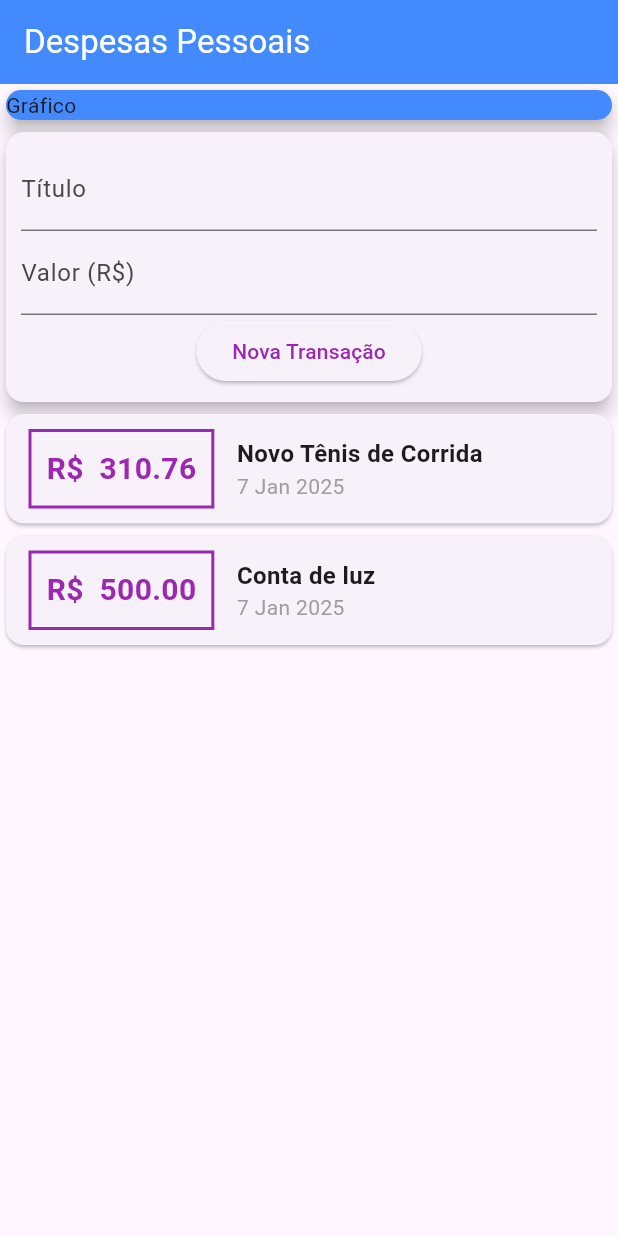
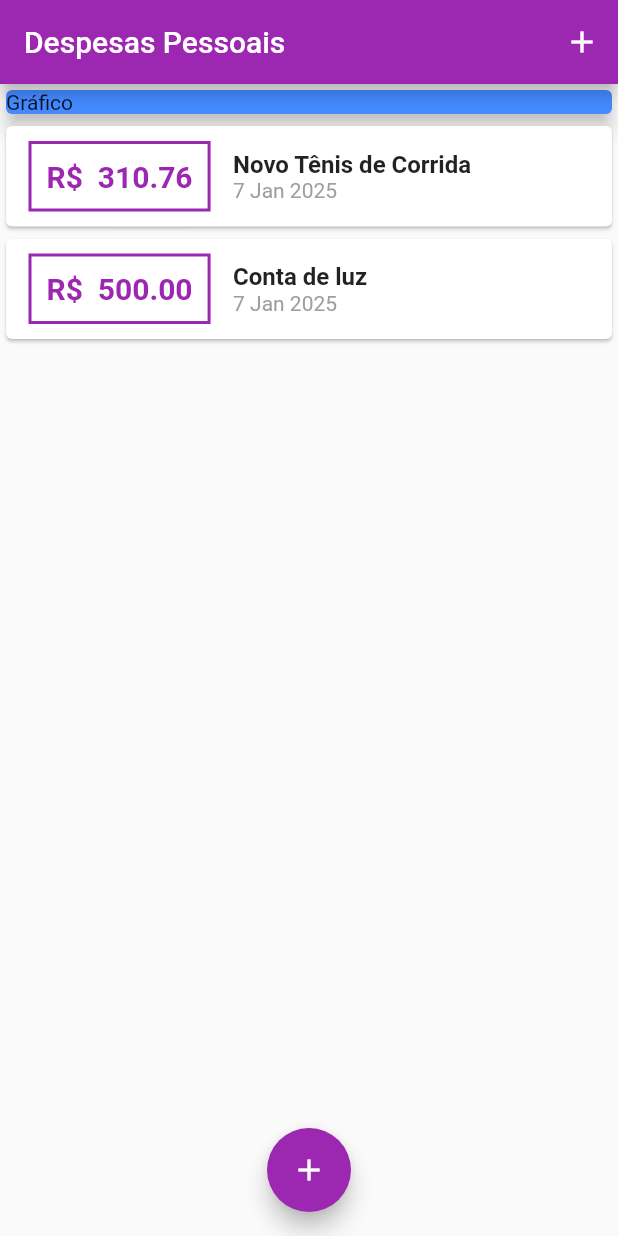
Before and after one commit to Brunolira123/app-despesas-flutter, a Flutter app: the screen it shows after launch, on a phone screen of 412 x 824 dp. Run offline on Flutter 3.47's test engine with Material 3 defaults, Android fonts, the phone set to English and light mode, and no system bars.

Commit message:
refactor from user_transaction and implemented action from modal

```diff
--- a/lib/components/transaction_list.dart
+++ b/lib/components/transaction_list.dart
@@ -25,7 +25,7 @@ class TransactionList extends StatelessWidget {
                   ),
                   decoration: BoxDecoration(
                     border: Border.all(
-                      color: Colors.purple,
+                      color: Theme.of(context).primaryColor,
                       width: 2,
                     ),
                   ),
@@ -34,7 +34,7 @@ class TransactionList extends StatelessWidget {
                       style: TextStyle(
                         fontWeight: FontWeight.bold,
                         fontSize: 20,
-                        color: Colors.purple,
+                        color: Theme.of(context).primaryColor,
                       )),
                 ),
                 Column(
--- a/lib/components/transaction_user.dart
+++ /dev/null
@@ -1,50 +0,0 @@
-import 'dart:math';
-
-import 'package:expenses/components/transaction_form.dart';
-import 'package:expenses/components/transaction_list.dart';
-import 'package:expenses/models/transaction.dart';
-import 'package:flutter/material.dart';
-
-class TransactionUser extends StatefulWidget {
-  @override
-  State<TransactionUser> createState() => _TransactionUserState();
-}
-
-class _TransactionUserState extends State<TransactionUser> {
-  final _transactions = [
-    Transaction(
-      id: 't1',
-      title: 'Novo Tênis de Corrida',
-      amount: 310.76,
-      date: DateTime.now(),
-    ),
-    Transaction(
-      id: 't2',
-      title: 'Conta de luz',
-      amount: 500.00,
-      date: DateTime.now(),
-    )
-  ];
-
-  _addTransaction(String title, double value) {
-    final newTransaction = Transaction(
-        id: Random().nextDouble().toString(),
-        title: title,
-        amount: value,
-        date: DateTime.now());
-
-    setState(() {
-      _transactions.add(newTransaction);
-    });
-  }
-
-  @override
-  Widget build(BuildContext context) {
-    return Column(
-      children: <Widget>[
-        TransactionForm(_addTransaction),
-        TransactionList(_transactions),
-      ],
-    );
-  }
-}
--- a/lib/main.dart
+++ b/lib/main.dart
@@ -1,4 +1,8 @@
-import 'package:expenses/components/transaction_user.dart';
+import 'dart:math';
+
+import 'package:expenses/components/transaction_form.dart';
+import 'package:expenses/components/transaction_list.dart';
+import 'package:expenses/models/transaction.dart';
 import 'package:flutter/material.dart';
 
 main() => runApp(ExpensesApp());
@@ -6,17 +10,80 @@ main() => runApp(ExpensesApp());
 class ExpensesApp extends StatelessWidget {
   @override
   Widget build(BuildContext context) {
-    return MaterialApp(home: MyHomePage());
+    return MaterialApp(
+      home: MyHomePage(),
+      theme: ThemeData(
+        useMaterial3: false,
+        appBarTheme: AppBarTheme(
+          backgroundColor: Colors.purple,
+          foregroundColor: Colors.white,
+        ),
+        colorScheme: ColorScheme.fromSeed(
+            seedColor: const Color.fromARGB(255, 55, 1, 65),
+            primary: Colors.purple,
+            secondary: Colors.purple),
+        primarySwatch: Colors.purple,
+      ),
+    );
   }
 }
 
-class MyHomePage extends StatelessWidget {
+class MyHomePage extends StatefulWidget {
+  @override
+  State<MyHomePage> createState() => _MyHomePageState();
+}
+
+class _MyHomePageState extends State<MyHomePage> {
+  final _transactions = [
+    Transaction(
+      id: 't1',
+      title: 'Novo Tênis de Corrida',
+      amount: 310.76,
+      date: DateTime.now(),
+    ),
+    Transaction(
+      id: 't2',
+      title: 'Conta de luz',
+      amount: 500.00,
+      date: DateTime.now(),
+    )
+  ];
+
+  _addTransaction(String title, double value) {
+    final newTransaction = Transaction(
+        id: Random().nextDouble().toString(),
+        title: title,
+        amount: value,
+        date: DateTime.now());
+
+    setState(() {
+      _transactions.add(newTransaction);
+    });
+
+    Navigator.of(context).pop();
+  }
+
+  _openTransactionFormModal(BuildContext context) {
+    showModalBottomSheet(
+        context: context,
+        builder: (_) {
+          return TransactionForm(_addTransaction);
+        });
+  }
+
   @override
   Widget build(BuildContext context) {
     return Scaffold(
       appBar: AppBar(
-        backgroundColor: Colors.blueAccent,
         title: Text('Despesas Pessoais', style: TextStyle(color: Colors.white)),
+        actions: <Widget>[
+          IconButton(
+            icon: Icon(Icons.add),
+            onPressed: () {
+              _openTransactionFormModal(context);
+            },
+          )
+        ],
       ),
       body: SingleChildScrollView(
         child: Column(
@@ -29,10 +96,17 @@ class MyHomePage extends StatelessWidget {
                 elevation: 5,
               ),
             ),
-            TransactionUser(),
+            TransactionList(_transactions),
           ],
         ),
       ),
+      floatingActionButton: FloatingActionButton(
+        child: Icon(Icons.add),
+        onPressed: () {
+          _openTransactionFormModal(context);
+        },
+      ),
+      floatingActionButtonLocation: FloatingActionButtonLocation.centerFloat,
     );
   }
 }
```
Also changed, not shown: lib/components/transaction_form.dart (+12 -5 lines).
